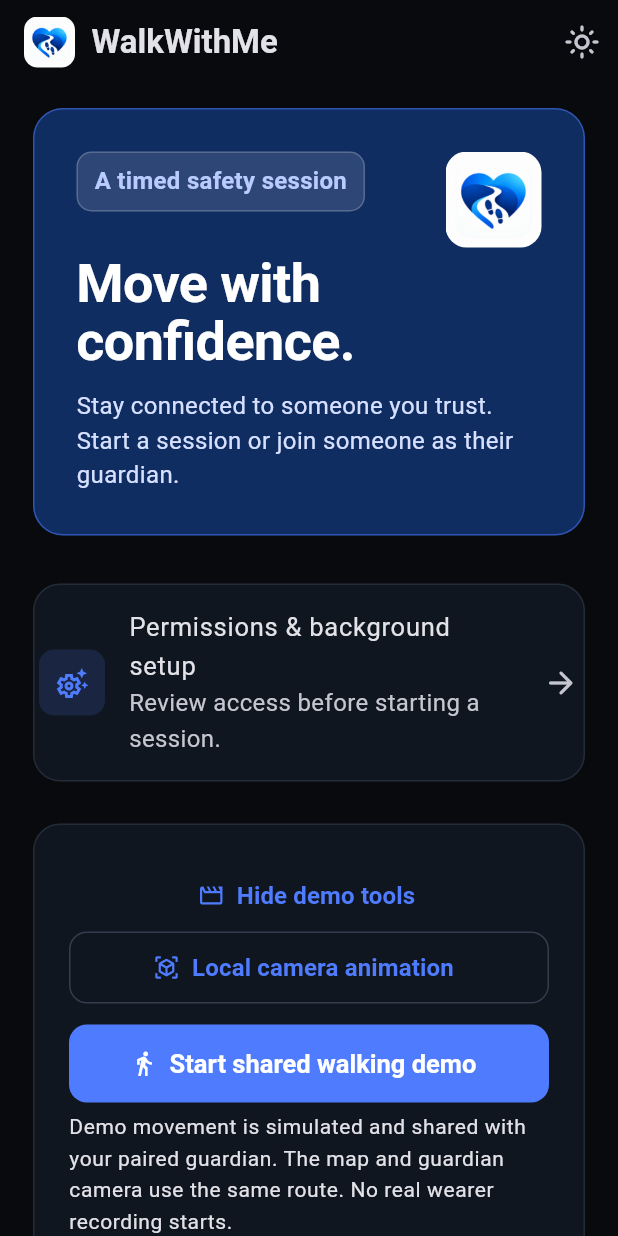
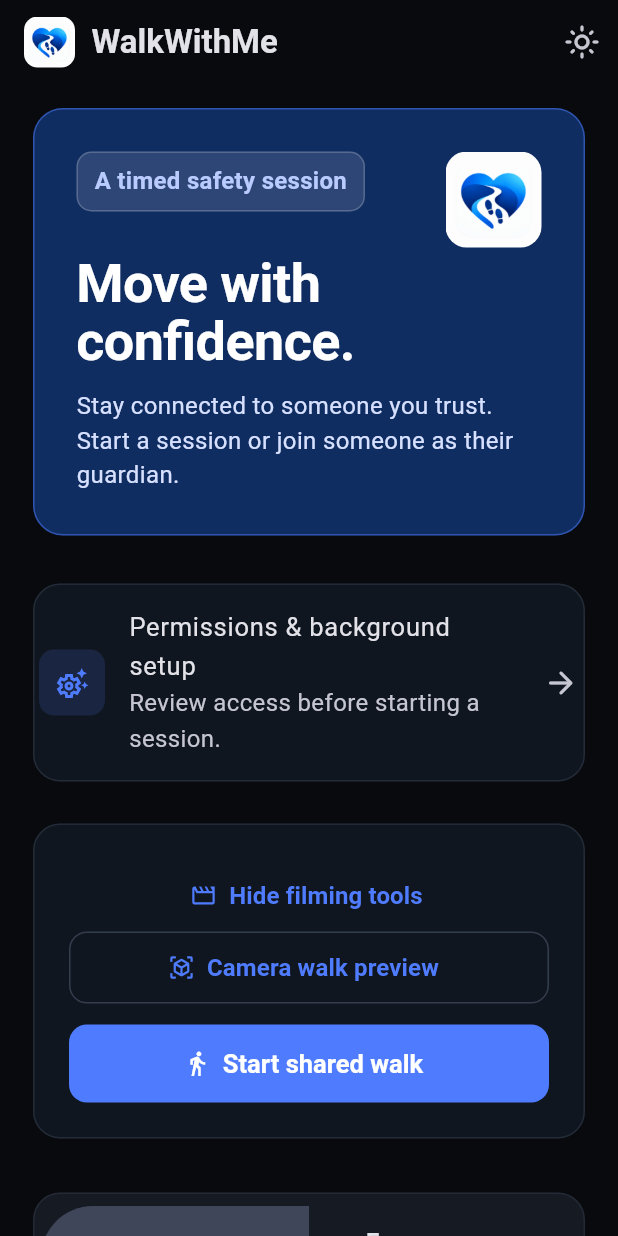
Before and after one commit to ezrasong/WalkWithMe, a Flutter app: the screen it shows after launch, after a tap on the "close" icon, on a phone screen of 412 x 824 dp. Run offline on Flutter 3.47's test engine with Material 3 defaults, Android fonts, the light colour scheme and no system bars; our stand-ins replace camera, flutter_compass, flutter_secure_storage, geolocator, qr_flutter; missing offline and left inert: maplibre, mobile_scanner.

Commit message:
Remove demo labels from WalkWithMe UI

```diff
--- a/mobile/lib/ar_demo.dart
+++ b/mobile/lib/ar_demo.dart
@@ -33,10 +33,10 @@ class ArDemoWalk {
 
   bool get complete => distance >= 18;
   String get button => playing
-      ? 'Pause demo'
+      ? 'Pause walk'
       : complete || distance == 0
-      ? 'Start demo'
-      : 'Resume demo';
+      ? 'Start walk'
+      : 'Resume walk';
   void toggle() {
     if (complete) distance = 0;
     playing = !playing;
--- a/mobile/lib/camera_navigation.dart
+++ b/mobile/lib/camera_navigation.dart
@@ -129,7 +129,7 @@ class CameraNavigation extends StatelessWidget {
                                           ),
                                           const SizedBox(height: 4),
                                           Text(
-                                            '${simulated ? 'DEMO - ' : ''}$mode',
+                                            mode,
                                             style: Theme.of(context)
                                                 .textTheme
                                                 .labelMedium,
--- a/mobile/lib/direction_preview.dart
+++ b/mobile/lib/direction_preview.dart
@@ -307,7 +307,7 @@ class _DirectionPreviewState extends State<DirectionPreview>
                 liveRegion: true,
                 child: Text(
                   guide != null
-                      ? '${sharedDemo ? 'DEMO. ' : ''}${guide.nearby ? 'Within combined location uncertainty; search nearby, arrival is not verified.' : 'Approximate direction to the last shared point. Turn the camera toward the arrow.'} About ${guide.distance.round()} m, horizontal uncertainty allowance ${guide.uncertainty.round()} m.'
+                      ? '${guide.nearby ? 'Within combined location uncertainty; search nearby, arrival is not verified.' : 'Approximate direction to the last shared point. Turn the camera toward the arrow.'} About ${guide.distance.round()} m, horizontal uncertainty allowance ${guide.uncertainty.round()} m.'
                       : directionCue(
                           authorized: authorized,
                           target:
--- a/mobile/lib/guardian_ar.dart
+++ b/mobile/lib/guardian_ar.dart
@@ -92,7 +92,7 @@ class _GuardianArState extends State<GuardianAr> with WidgetsBindingObserver {
   Future<void> start() async {
     debugPrint(
       widget.demo
-          ? '[KAZE AR] Opening local AR demo.'
+          ? '[KAZE AR] Opening local camera preview.'
           : '[KAZE AR] Opening guardian spatial AR.',
     );
     try {
@@ -105,7 +105,7 @@ class _GuardianArState extends State<GuardianAr> with WidgetsBindingObserver {
       if (closed || !mounted) return;
       debugPrint(
         widget.demo
-            ? '[KAZE AR] Checking native demo camera support and permission.'
+            ? '[KAZE AR] Checking camera preview support and permission.'
             : '[KAZE AR] Recorded evidence accepted. Checking native support and permissions.',
       );
       final result = await SessionController.native.invokeMethod<String>(
@@ -137,7 +137,7 @@ class _GuardianArState extends State<GuardianAr> with WidgetsBindingObserver {
       if (!closed) {
         close(
           widget.demo
-              ? 'Native AR or camera access unavailable. Close and reopen the demo.'
+              ? 'Camera access unavailable. Close and reopen the preview.'
               : 'Native AR or camera/precise location access unavailable. Use the map.',
         );
       }
@@ -163,7 +163,7 @@ class _GuardianArState extends State<GuardianAr> with WidgetsBindingObserver {
         // Dispose after CameraController finishes notifying its listeners.
         scheduleMicrotask(() {
           if (!closed) {
-            close('Demo camera unavailable. Close and reopen the demo.');
+            close('Camera unavailable. Close and reopen the preview.');
           }
         });
       }
@@ -182,9 +182,9 @@ class _GuardianArState extends State<GuardianAr> with WidgetsBindingObserver {
     renderedPoints = demoWalk!.points;
     setState(() {
       prepared = true;
-      status = 'Camera demo ready. Placement is simulated; moving the phone does not move the virtual viewpoint.';
+      status = 'Camera ready. Start the walker when you are ready.';
     });
-    debugPrint('[KAZE AR] Camera demo ready with simulated placement.');
+    debugPrint('[KAZE AR] Camera preview ready.');
   }
 
   Future<void> fetch() async {
@@ -230,7 +230,7 @@ class _GuardianArState extends State<GuardianAr> with WidgetsBindingObserver {
       if (widget.demo ? demoWalk == null : sampled == null) {
         close(
           widget.demo
-              ? 'Camera tracking unavailable. Reopen the demo and point at a well-lit space.'
+              ? 'Camera tracking unavailable. Reopen the preview and point at a well-lit space.'
               : widget.geospatial
               ? 'Google alignment did not obtain precise outdoor tracking. Reopen the camera and choose local alignment or use the map.'
               : 'Precise synchronized outdoor location unavailable. Use the map.',
@@ -249,7 +249,7 @@ class _GuardianArState extends State<GuardianAr> with WidgetsBindingObserver {
           call.arguments is String
               ? call.arguments as String
               : widget.demo
-              ? 'Camera tracking or permission lost. Close and reopen the demo.'
+              ? 'Camera tracking or permission lost. Close and reopen the preview.'
               : 'Camera tracking, permissions or location lost. Use the map.',
         );
         return;
@@ -269,9 +269,9 @@ class _GuardianArState extends State<GuardianAr> with WidgetsBindingObserver {
           if (widget.demo && demoWalk == null) {
             demoWalk = ArDemoWalk.fromPose(pose);
             if (demoWalk != null) {
-              debugPrint('[KAZE AR] Demo camera tracking ready.');
+              debugPrint('[KAZE AR] Camera preview tracking ready.');
               startupTimer?.cancel();
-              status = 'Demo ready. Start the virtual wearer, then follow the pink trail where safe.';
+              status = 'Ready. Start the walker, then follow the pink trail.';
             }
           }
           updateCue();
@@ -353,7 +353,7 @@ class _GuardianArState extends State<GuardianAr> with WidgetsBindingObserver {
         await channel?.invokeMethod('render', points);
         if (mounted && !closed) setState(() {});
       } catch (_) {
-        close('Demo renderer unavailable. Close and reopen the demo.');
+        close('Camera overlay unavailable. Close and reopen the preview.');
       } finally {
         demoRendering = false;
       }
@@ -442,7 +442,7 @@ class _GuardianArState extends State<GuardianAr> with WidgetsBindingObserver {
         (prepared || state != AppLifecycleState.inactive)) {
       close(
         widget.demo
-            ? 'Demo camera closed when app lost focus. Reopen the demo.'
+            ? 'Camera closed when the app lost focus. Reopen the preview.'
             : 'Camera closed when app lost focus. Reopen AR from the map.',
       );
     }
@@ -478,7 +478,7 @@ class _GuardianArState extends State<GuardianAr> with WidgetsBindingObserver {
           icon: Icon(
             demoWalk?.playing == true ? Icons.pause : Icons.play_arrow,
           ),
-          label: Text(demoWalk?.button ?? 'Start demo'),
+          label: Text(demoWalk?.button ?? 'Start walk'),
         ),
         TextButton(
           onPressed: demoWalk == null
@@ -487,7 +487,7 @@ class _GuardianArState extends State<GuardianAr> with WidgetsBindingObserver {
                   demoWalk!.restart();
                   guidance = CameraTrailGuidance();
                 }),
-          child: const Text('Restart demo'),
+          child: const Text('Restart walk'),
         ),
         for (final speed in [1.0, 2.0])
           ChoiceChip(
@@ -535,7 +535,7 @@ class _GuardianArState extends State<GuardianAr> with WidgetsBindingObserver {
       : Scaffold(
           appBar: AppBar(
             title: Text(
-              widget.demo ? 'WalkWithMe AR demo' : 'Guardian spatial AR',
+              widget.demo ? 'WalkWithMe camera preview' : 'Guardian spatial AR',
             ),
           ),
           body: SafeArea(
@@ -548,7 +548,7 @@ class _GuardianArState extends State<GuardianAr> with WidgetsBindingObserver {
                         padding: EdgeInsets.all(12),
                         child: Text(
                           widget.demo
-                              ? 'DEMO: a virtual wearer moves along a pink trail in front of the camera. Point toward a well-lit open space, then start. Positions and heights are simulated; no real person is tracked. Obstacles are not detected. Nothing is sent to your safety session.'
+                              ? 'Follow the walker along the pink camera trail. Point toward a well-lit open space, then start.'
                               : 'Follow the recorded outdoor trail only where safe. Align the camera by walking as instructed. Missing heights use a floating horizontal guide, not the ground or a floor. Walls, stairs and obstacles are not detected. Camera processing stays on this phone.',
                         ),
                       ),
@@ -601,10 +601,10 @@ class _GuardianArState extends State<GuardianAr> with WidgetsBindingObserver {
                                       padding: const EdgeInsets.all(8),
                                       child: Text(
                                         demoCamera != null
-                                            ? 'DEMO: Simulated placement'
+                                            ? 'Camera placement'
                                             : sharedSimulation
-                                            ? 'DEMO: Shared virtual wearer'
-                                            : 'DEMO: Virtual wearer',
+                                            ? 'Shared walker'
+                                            : 'Walker',
                                         textAlign: TextAlign.center,
                                       ),
                                     ),
@@ -617,7 +617,7 @@ class _GuardianArState extends State<GuardianAr> with WidgetsBindingObserver {
                                 bottom: 16,
                                 child: Semantics(
                                   label: widget.demo
-                                      ? 'Demo direction: ${cue!.direction}. Virtual wearer about ${cue!.distance.round()} metres away.'
+                                      ? 'Direction: ${cue!.direction}. Walker about ${cue!.distance.round()} metres away.'
                                       : cue!.message,
                                   child: Material(
                                     color: Theme.of(context)
@@ -673,7 +673,7 @@ class _GuardianArState extends State<GuardianAr> with WidgetsBindingObserver {
                             ],
                             if (cue != null && widget.demo)
                               Text(
-                                'Demo direction: ${cue!.direction}; virtual wearer about ${cue!.distance.round()} m away.',
+                                'Direction: ${cue!.direction}; walker about ${cue!.distance.round()} m away.',
                               ),
                             if (registration?.ready == true && cue == null)
                               const Text(
@@ -683,10 +683,10 @@ class _GuardianArState extends State<GuardianAr> with WidgetsBindingObserver {
                             Text(
                               closed
                                   ? widget.demo
-                                        ? 'No demo positions were saved or shared.'
+                                        ? 'No positions were saved or shared.'
                                         : 'Recorded locations remain on the map.'
                                   : widget.demo
-                                  ? '${demoWalk?.distance.toStringAsFixed(1) ?? '0.0'} / 18 m simulated walk. Pink figure: virtual wearer. ${demoCamera != null ? 'Camera overlay only; placement does not track phone movement.' : 'Trail stays fixed as you move the camera.'} No GPS alignment or walking calibration is needed.'
+                                  ? '${demoWalk?.distance.toStringAsFixed(1) ?? '0.0'} / 18 m walk. Pink figure: walker.'
                                   : '$count recorded breadcrumbs. Cyan: phone. Orange: watch (may be phone-derived). Rings show horizontal uncertainty up to 25 m. Vertical bars appear only with compatible measured heights. Floating guides have no measured height. Gaps are never joined.',
                             ),
                           ],
@@ -698,7 +698,7 @@ class _GuardianArState extends State<GuardianAr> with WidgetsBindingObserver {
                       child: FilledButton(
                         onPressed: () => Navigator.of(context).pop(),
                         child: Text(
-                          widget.demo ? 'Close demo' : 'Return to map',
+                          widget.demo ? 'Close preview' : 'Return to map',
                         ),
                       ),
                     ),
--- a/mobile/lib/main.dart
+++ b/mobile/lib/main.dart
@@ -590,23 +590,22 @@ class _SessionScreenState extends State<SessionScreen>
         TextButton.icon(
           onPressed: () => setDemoControls(!showDemoControls),
           icon: const Icon(Icons.movie_outlined),
-          label: Text(showDemoControls ? 'Hide demo tools' : 'Show demo tools'),
+          label: Text(
+            showDemoControls ? 'Hide filming tools' : 'Show filming tools',
+          ),
         ),
         if (showDemoControls) ...[
           OutlinedButton.icon(
             onPressed: () =>
                 openGuardianCamera(GuardianAr(session: c, demo: true)),
             icon: const Icon(Icons.view_in_ar),
-            label: const Text('Local camera animation'),
+            label: const Text('Camera walk preview'),
           ),
           const SizedBox(height: 14),
           FilledButton.icon(
             onPressed: c.busy ? null : startSharedDemo,
             icon: const Icon(Icons.directions_walk),
-            label: const Text('Start shared walking demo'),
-          ),
-          note(
-            'Demo movement is simulated and shared with your paired guardian. The map and guardian camera use the same route. No real wearer recording starts.',
+            label: const Text('Start shared walk'),
           ),
         ],
       ]),
@@ -720,7 +719,7 @@ class _SessionScreenState extends State<SessionScreen>
             value: consent,
             onChanged: (v) => setState(() => consent = v!),
             title: const Text(
-              'I understand this demo shares session activity with my chosen guardian.',
+              'I understand this session shares activity with my chosen guardian.',
             ),
           ),
           CheckboxListTile.adaptive(
@@ -977,8 +976,6 @@ class _SessionScreenState extends State<SessionScreen>
             : 'Last check-in: ${at(s['lastCheckInAt'])}',
         style: Theme.of(context).textTheme.bodySmall,
       ),
-      if (s['sensorMode'] == 'simulated')
-        note('Simulated readings · not hardware measurements'),
       if (s['relativeMotion']?['available'] == true)
         OutlinedButton(
           onPressed: showSessionDetails,
@@ -987,7 +984,7 @@ class _SessionScreenState extends State<SessionScreen>
       if (showDemoControls && s['demoWalk'] != null)
         OutlinedButton(
           onPressed: showSessionDetails,
-          child: const Text('Demo walk controls & camera'),
+          child: const Text('Walk controls & camera'),
         ),
       if (!c.guardian && phase != 'resolved') ...[
         const SizedBox(height: 12),
@@ -1166,7 +1163,7 @@ class _SessionScreenState extends State<SessionScreen>
         );
         if (p.isMocked || !p.accuracy.isFinite || p.accuracy > 20) {
           throw const FormatException(
-            'Wait outdoors for a precise location to place the shared demo.',
+            'Wait outdoors for a precise location to place the shared walk.',
           );
         }
         route = [
@@ -1179,7 +1176,7 @@ class _SessionScreenState extends State<SessionScreen>
     } catch (error) {
       if (mounted) {
         ScaffoldMessenger.of(context).showSnackBar(
-          SnackBar(content: Text('Could not start shared demo: $error')),
+          SnackBar(content: Text('Could not start shared walk: $error')),
         );
       }
     }
@@ -1194,11 +1191,8 @@ class _SessionScreenState extends State<SessionScreen>
       crossAxisAlignment: CrossAxisAlignment.stretch,
       children: [
         Text(
-          'DEMO: virtual wearer - ${(walk['distance'] as num).round()} / ${(walk['total'] as num).round()} m',
+          'Walker - ${(walk['distance'] as num).round()} / ${(walk['total'] as num).round()} m',
           style: Theme.of(context).textTheme.titleMedium,
-        ),
-        const Text(
-          'Generated positions, not a real person. This route is shared with the guardian.',
         ),
         if (!c.guardian) ...[
           FilledButton.icon(
@@ -1207,7 +1201,7 @@ class _SessionScreenState extends State<SessionScreen>
             label: const Text('Start 40-second alert take'),
           ),
           const Text(
-            'SIMULATED: restarts the walk at 1x. Check-in is due after 30 seconds; after 10 more seconds without a response, the alert appears and the virtual wearer stops. The guardian can approach that position. Starting another take resets only this demo’s countdown and responses.',
+            'Restarts the walk at 1x. Check-in is due after 30 seconds; after 10 more seconds without a response, the alert appears and the walker stops. The guardian can approach that position. Starting another take resets the countdown and responses.',
           ),
         ],
         if (!c.guardian)
@@ -1380,7 +1374,7 @@ class _SessionScreenState extends State<SessionScreen>
               if (!c.guardian)
                 note(
                   s['sensorMode'] == 'simulated'
-                      ? 'Simulated session. Physical wearer recording is off.'
+                      ? 'Walking session active.'
                       : c.device['status']?.toString() ??
                             'Waiting for recorder status.',
                 ),
@@ -1408,7 +1402,7 @@ class _SessionScreenState extends State<SessionScreen>
       'arrived': 'Guardian reported arrival · not verified',
       'resolve': 'Session ended',
       'revoke-guardian': 'Guardian access revoked',
-      'demo-take': 'Simulated alert take restarted',
+      'demo-take': 'Alert take restarted',
     };
     final activity = c.snapshot?['activity'] as List? ?? [];
     return ListView(
@@ -1529,9 +1523,9 @@ class _SessionScreenState extends State<SessionScreen>
         section('Presentation', [
           SwitchListTile.adaptive(
             contentPadding: EdgeInsets.zero,
-            title: const Text('Show demo tools'),
+            title: const Text('Show filming tools'),
             subtitle: const Text(
-              'Hide demo launch and playback controls from the welcome screen, map and session details. Filming controls remain here in Settings. Generated positions keep their DEMO labels.',
+              'Show walk launch and playback controls on the welcome screen, map and session details.',
             ),
             value: showDemoControls,
             onChanged: setDemoControls,
@@ -1541,9 +1535,9 @@ class _SessionScreenState extends State<SessionScreen>
           if (showDemoControls)
             action(
               Icons.view_in_ar,
-              'Local camera animation',
+              'Camera walk preview',
               () => openGuardianCamera(GuardianAr(session: c, demo: true)),
-              subtitle: 'A local virtual wearer and camera trail. No GPS or live alert required.',
+              subtitle: 'A camera-guided walking trail.',
             ),
           action(
             Icons.settings_suggest_outlined,
@@ -1565,7 +1559,7 @@ class _SessionScreenState extends State<SessionScreen>
             ),
         ]),
         if (s['sensorMode'] == 'simulated')
-          section('Shared walking demo', [sharedDemoControls()]),
+          section('Shared walk', [sharedDemoControls()]),
         if (c.guardian && phase != 'resolved')
           section('Guardian alerts', [guardianMonitoring()]),
         section('Appearance', [
--- a/mobile/lib/session.dart
+++ b/mobile/lib/session.dart
@@ -526,14 +526,14 @@ class SessionController extends ChangeNotifier {
     () async {
       if (access != null) {
         throw const FormatException(
-          'Leave or end the current session before starting a shared demo.',
+          'Leave or end the current session before starting a shared walk.',
         );
       }
       if (Platform.isAndroid) {
         final status = await native.invokeMapMethod('status');
         if (status?['active'] == true) {
           throw const FormatException(
-            'End wearer recording before starting a shared demo.',
+            'End wearer recording before starting a shared walk.',
           );
         }
       }
@@ -541,7 +541,7 @@ class SessionController extends ChangeNotifier {
         validateBaseUrl(kazeBackendUrl),
         '/api/sessions',
         body: {
-          'name': 'Virtual wearer (demo)',
+          'name': 'WalkWithMe walker',
           'consent': true,
           'simulation': true,
           'sensorMode': 'simulated',
@@ -574,9 +574,7 @@ class SessionController extends ChangeNotifier {
 
   Future<void> controlDemo(String command, {int? speed}) => run(() async {
     if (guardian || snapshot?['sensorMode'] != 'simulated') {
-      throw const FormatException(
-        'Only the demo owner controls simulated movement.',
-      );
+      throw const FormatException('Only the session owner controls movement.');
     }
     snapshot = await api(
       action: 'demo-walk',
```
Also changed, not shown: 2 other files.
